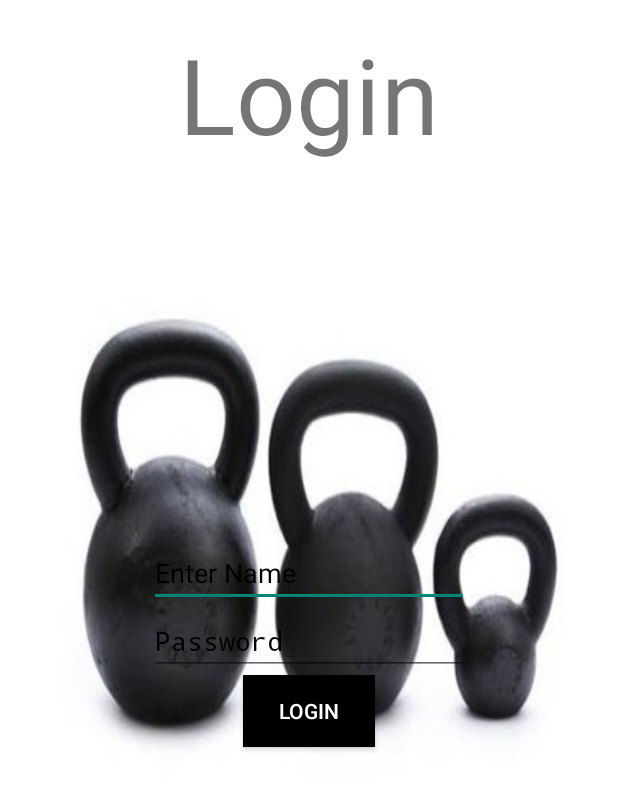
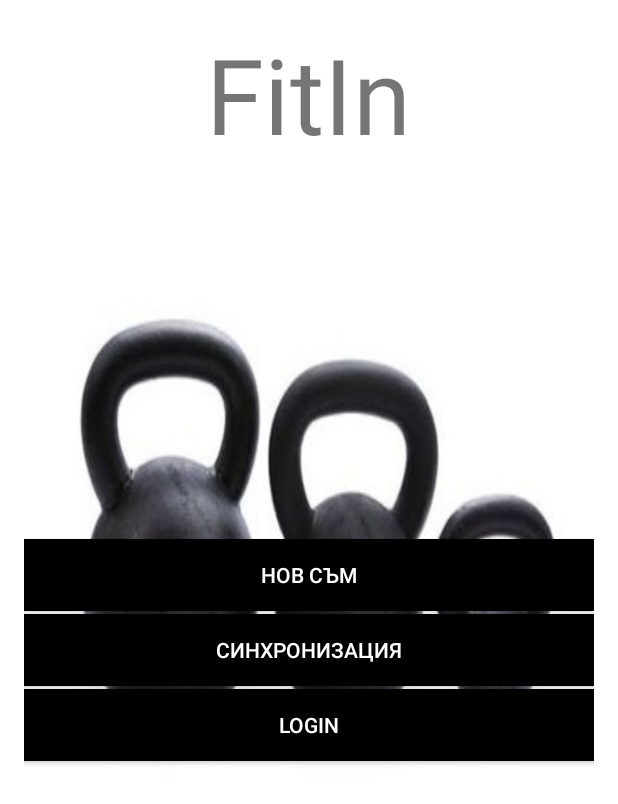
Before and after one commit to BlueberryCo/WorkoutTracker, an Android app: the screen it shows after launch (MainActivity), on a phone screen of 412 x 824 dp. Shown: the top 804 px of the screen. Run offline under Robolectric (Android 15) with nearby library versions, the phone set to English and light mode, and no system bars.

Commit message:
startup activity + add create owner activity

```diff
--- a/app/build.gradle
+++ b/app/build.gradle
@@ -5,7 +5,7 @@ android {
     buildToolsVersion "23.0.1"
 
     defaultConfig {
-        applicationId "com.workouttracker"
+        applicationId "blueberryco.workouttracker"
         minSdkVersion 15
         targetSdkVersion 23
         versionCode 1
--- a/app/src/main/res/layout/activity_main.xml
+++ b/app/src/main/res/layout/activity_main.xml
@@ -15,44 +15,41 @@
         android:layout_height="wrap_content"
         android:layout_alignParentTop="true"
         android:layout_centerHorizontal="true"
-        android:text="@string/sLogin"
+        android:text="@string/main_header"
         android:textSize="70sp" />
 
 
-    <EditText
-        android:id="@+id/etUserName"
-        android:layout_width="wrap_content"
+    <Button
+        android:id="@+id/btnNewUser"
+        android:layout_width="fill_parent"
         android:layout_height="wrap_content"
+        android:layout_below="@+id/tvLogin"
+        android:background="#000000"
         android:layout_centerHorizontal="true"
-        android:layout_below="@+id/tvLogin"
+        android:textColor="#ffffff"
         android:layout_marginTop="250dp"
-        android:focusable="true"
-        android:hint="@string/sUserName"
-        android:ems="10"
-        android:textColorHighlight="#000000"
-        android:textColorHint="#000000" />
+        android:text="@string/new_user_button"/>
 
-
-    <EditText
-        android:id="@+id/etPassword"
-        android:layout_width="wrap_content"
+    <Button
+        android:id="@+id/btnSync"
+        android:layout_width="fill_parent"
         android:layout_height="wrap_content"
+        android:layout_below="@+id/btnNewUser"
+        android:background="#000000"
         android:layout_centerHorizontal="true"
-        android:layout_below="@+id/etUserName"
-        android:ems="10"
-        android:hint="@string/sPasswod"
-        android:inputType="textPassword"
-        android:textColorHint="#000000" />
-
+        android:textColor="#ffffff"
+        android:layout_marginTop="2dp"
+        android:text="@string/existing_user_button"/>
 
     <Button
         android:id="@+id/button"
-        android:layout_width="wrap_content"
+        android:layout_width="fill_parent"
         android:layout_height="wrap_content"
-        android:layout_below="@+id/etPassword"
+        android:layout_below="@+id/btnSync"
         android:background="#000000"
         android:layout_centerHorizontal="true"
         android:textColor="#ffffff"
+        android:layout_marginTop="2dp"
         android:text="@string/sBLogin" />
 
 
--- a/app/src/main/res/menu/menu_main.xml
+++ b/app/src/main/res/menu/menu_main.xml
@@ -1,6 +1,7 @@
 <menu xmlns:android="http://schemas.android.com/apk/res/android"
     xmlns:app="http://schemas.android.com/apk/res-auto"
-    xmlns:tools="http://schemas.android.com/tools" tools:context=".MainActivity">
+    xmlns:tools="http://schemas.android.com/tools"
+    tools:context="blueberryco.workouttracker.CreateOwnerActivity">
     <item android:id="@+id/action_settings" android:title="@string/action_settings"
         android:orderInCategory="100" app:showAsAction="never" />
 </menu>
--- a/app/src/main/res/values/strings.xml
+++ b/app/src/main/res/values/strings.xml
@@ -3,10 +3,13 @@
 
     <string name="hello_world">Hello world!</string>
     <string name="action_settings">Settings</string>
-    <string name="sLogin">Login</string>
+    <string name="main_header">FitIn</string>
     <string name="sUserName">Enter Name</string>
     <string name="sBLogin">login</string>
     <string name="sPasswod">Password</string>
     <string name="title_activity_client_profile">ClientProfile</string>
     <string name="title_activity_client_stats">ClientStatsActivity</string>
+    <string name="new_user_button">нов съм</string>
+    <string name="existing_user_button">синхронизация</string>
+    <string name="title_activity_create_owner">CreateOwnerActivity</string>
 </resources>
```
Also changed, not shown: app/src/main/AndroidManifest.xml (+9 -5 lines), app/src/main/java/blueberryco/entities/Client.java (+17 -0 lines), app/src/main/java/blueberryco/workouttracker/CreateOwnerActivity.java (added, +38 -0 lines), app/src/main/java/blueberryco/workouttracker/MainActivity.java (+46 -1 lines), app/src/main/res/layout/activity_create_owner.xml (added, +12 -0 lines).
